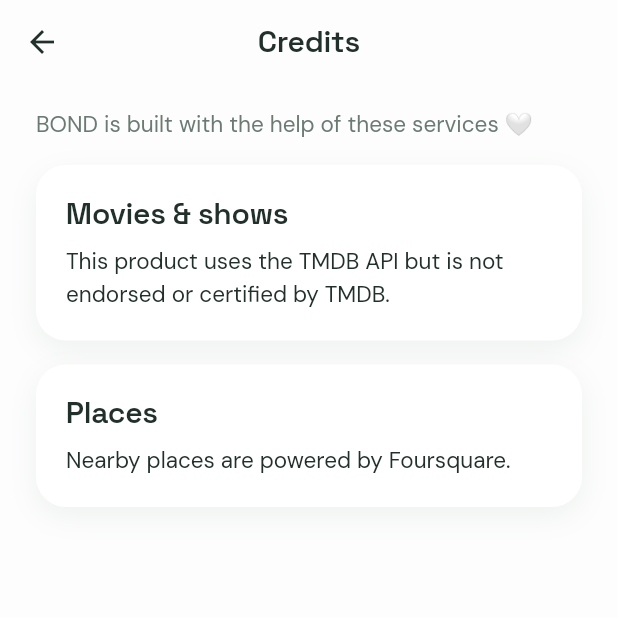
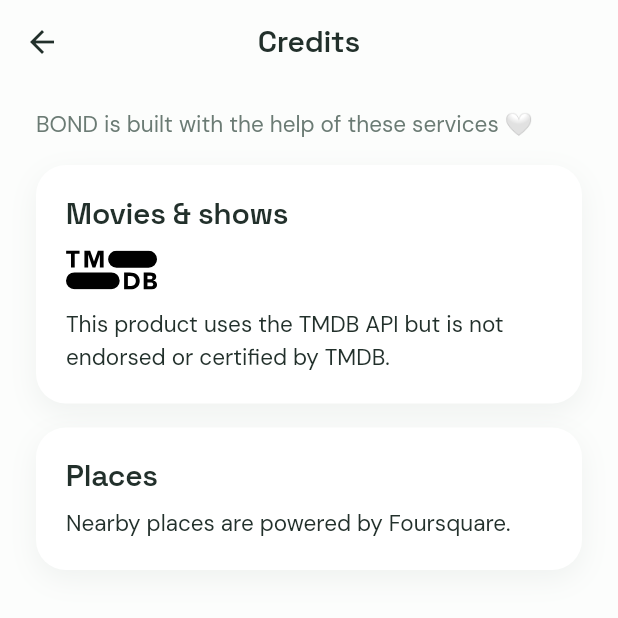
Before and after one commit to JoJoshJo/bond, a Flutter app: the CreditsScreen screen opened directly, on a phone screen of 412 x 824 dp, the top half of it. Run offline on Flutter 3.47's test engine with Material 3 defaults, Android fonts, the phone set to English and light mode, and no system bars; our stand-ins replace flutter_animate, flutter_image_compress, flutter_riverpod, flutter_svg, flutter_timezone, geolocator and 10 more; missing offline and left inert: mobile_scanner, record, video_thumbnail_plus; accounts and stored records are empty; network calls fail; statements that could not run were skipped.

Commit message:
Add TMDB logo to attribution (satisfies TMDB terms)
- Official TMDB logo (assets/images/tmdb_logo.svg) via flutter_svg, shown on the
  Credits screen and under movie-recommendation cards, with the required
  'not endorsed or certified by TMDB' disclaimer
- Foursquare attribution unchanged

Co-Authored-By: Claude Opus 4.8 <noreply@anthropic.com>

```diff
--- a/lib/features/legal/presentation/credits_screen.dart
+++ b/lib/features/legal/presentation/credits_screen.dart
@@ -1,4 +1,5 @@
 import 'package:flutter/material.dart';
+import 'package:flutter_svg/flutter_svg.dart';
 
 import '../../../shared/theme/app_colors.dart';
 import '../../../shared/theme/app_spacing.dart';
@@ -26,10 +27,10 @@ class CreditsScreen extends StatelessWidget {
             child: Column(
               crossAxisAlignment: CrossAxisAlignment.start,
               children: [
-                // TODO(assets): drop the TMDB logo into assets and show it here
-                // (TMDB terms require the logo alongside this text).
                 Text('Movies & shows', style: AppText.title),
-                const SizedBox(height: AppSpacing.sm),
+                const SizedBox(height: AppSpacing.md),
+                SvgPicture.asset('assets/images/tmdb_logo.svg', height: 26),
+                const SizedBox(height: AppSpacing.md),
                 Text(
                   'This product uses the TMDB API but is not endorsed or '
                   'certified by TMDB.',
```
Also changed, not shown: lib/features/creature/presentation/creature_chat_sheet.dart (+14 -4 lines), pubspec.yaml (+3 -4 lines), assets/images/tmdb_logo.svg (added), pubspec.lock.
